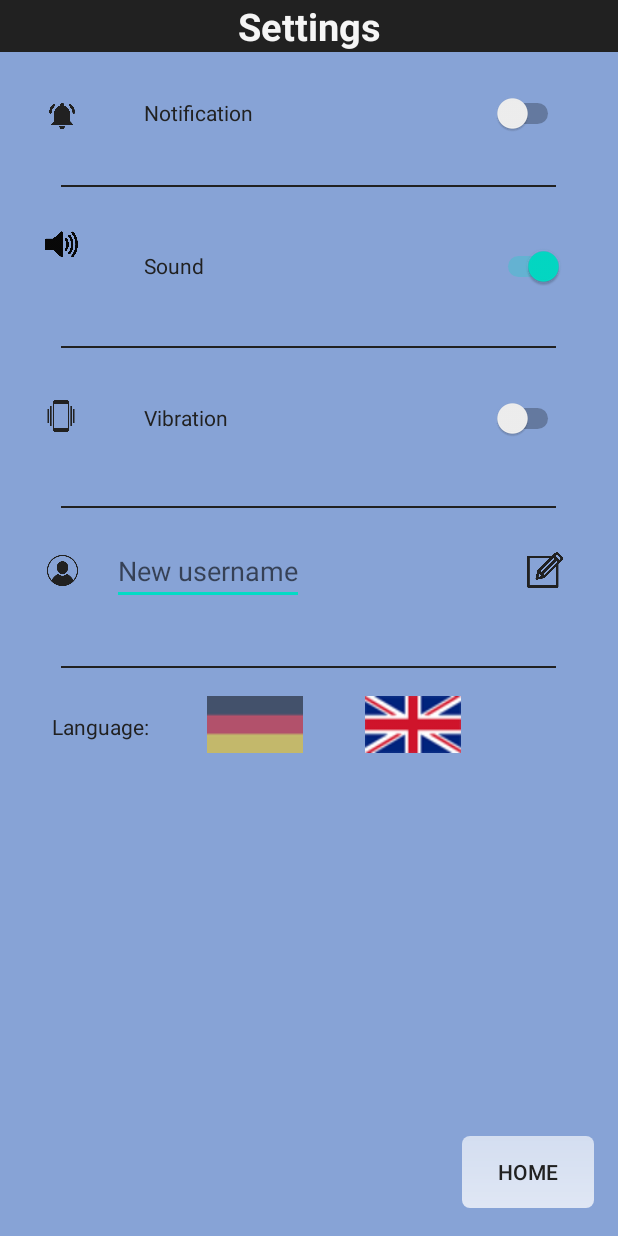
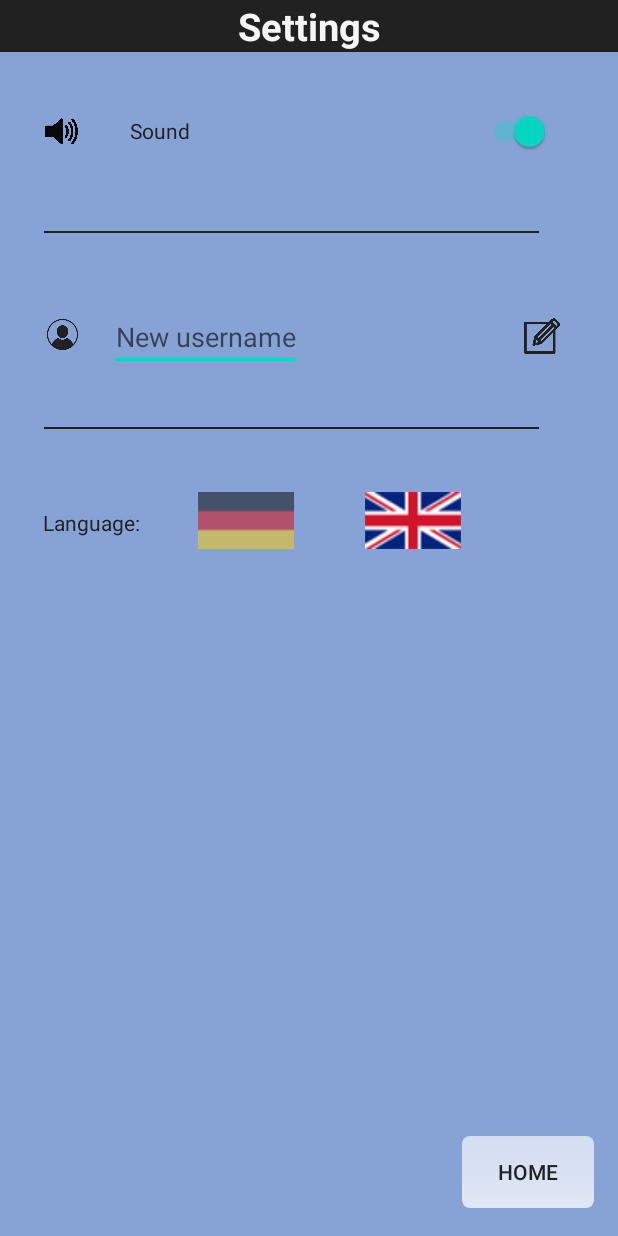
Before and after one commit to ifis-tu-bs/SherloQL, an Android app: the Settings screen opened directly, with no data from a screen before it, on a phone screen of 412 x 824 dp. Run offline under Robolectric (Android 15) with nearby library versions, the phone set to English and light mode, and no system bars; Roboto replaces fonts that are not available here.

Commit message:
Removed unused dependecies; added safety mechanics into map.java; removed unused settings elements in activity_settings.xml therefore removed gluecode in settings.java.

```diff
--- a/SherloQL/app/src/main/AndroidManifest.xml
+++ b/SherloQL/app/src/main/AndroidManifest.xml
@@ -2,13 +2,14 @@
 <manifest xmlns:android="http://schemas.android.com/apk/res/android"
     xmlns:tools="http://schemas.android.com/tools"
     package="de.sep.sherloql">
+
     <!--
          The ACCESS_COARSE/FINE_LOCATION permissions are not required to use
          Google Maps Android API v2, but you must specify either coarse or fine
          location permissions for the 'MyLocation' functionality.
     -->
     <uses-permission android:name="android.permission.ACCESS_FINE_LOCATION" />
-    <uses-permission android:name="android.permission.ACCESS_BACKGROUND_LOCATION" />
+    <uses-permission android:name="android.permission.ACCESS_COARSE_LOCATION" />
     <uses-permission android:name="android.permission.ACCESS_GPS" />
     <uses-permission android:name="android.permission.WRITE_EXTERNAL_STORAGE" />
     <uses-permission android:name="android.permission.READ_EXTERNAL_STORAGE" />
@@ -20,7 +21,7 @@
         android:roundIcon="@mipmap/ic_launcher_round"
         android:supportsRtl="true"
         android:theme="@style/AppTheme">
-        <activity android:name=".story.ImageFullscreen"></activity>
+        <activity android:name=".story.ImageFullscreen"/>
 
         <receiver
             android:name=".bin.GeofenceBroadcastReceiver"
--- a/SherloQL/app/src/main/java/de/sep/sherloql/bin/Pinboard.java
+++ b/SherloQL/app/src/main/java/de/sep/sherloql/bin/Pinboard.java
@@ -8,9 +8,6 @@ import android.widget.TextView;
 import androidx.appcompat.app.AppCompatActivity;
 import androidx.recyclerview.widget.LinearLayoutManager;
 import androidx.recyclerview.widget.RecyclerView;
-
-import com.google.android.gms.games.AchievementsClient;
-import com.google.android.gms.games.Games;
 
 import java.util.ArrayList;
 
--- a/SherloQL/app/src/main/java/de/sep/sherloql/bin/Settings.java
+++ b/SherloQL/app/src/main/java/de/sep/sherloql/bin/Settings.java
@@ -22,9 +22,8 @@ public class Settings extends AppCompatActivity {
     TextView languageTextView;
     ImageView germanFlag;
     ImageView ukFlag;
-    Switch benachrichtigung;
     Switch tonSwitch;
-    Switch vibration;
+
     private SaveStateHelper stateHelper;
     ImageView soundOn;
     ImageView soundOff;
@@ -42,7 +41,6 @@ public class Settings extends AppCompatActivity {
             ukFlag.setAlpha(0.5f);
             germanFlag.setAlpha(1f);
             languageTextView.setText("Sprache:");
-            benachrichtigung.setText("Benachrichtigung");
             tonSwitch.setText("Ton");
             if (stateHelper.getUsername("1").equals(" ")) {
                 newUsernameTextView.setHint("Neuer Benutzername");
@@ -54,9 +52,8 @@ public class Settings extends AppCompatActivity {
             germanFlag.setAlpha(0.5f);
             ukFlag.setAlpha(1f);
             languageTextView.setText("Language:");
-            benachrichtigung.setText("Notification");
             tonSwitch.setText("Sound");
-            vibration.setText("Vibration");
+
             if (stateHelper.getUsername("1").equals(" ")) {
                 newUsernameTextView.setHint("New username");
             }
@@ -87,9 +84,9 @@ public class Settings extends AppCompatActivity {
         languageTextView = (TextView) findViewById(R.id.languageTextview);
         germanFlag = (ImageView) findViewById(R.id.germanFlag);
         ukFlag = (ImageView) findViewById(R.id.ukFlag);
-        benachrichtigung = (Switch) findViewById(R.id.switch1);
+
         tonSwitch = (Switch) findViewById(R.id.switch2);
-        vibration = (Switch) findViewById(R.id.switch3);
+
         editUsername = (ImageButton) findViewById(R.id.username_button);
         newUsernameTextView = (EditText) findViewById(R.id.username_text);
 
@@ -99,9 +96,7 @@ public class Settings extends AppCompatActivity {
                 ukFlag.setAlpha(0.5f);
                 germanFlag.setAlpha(1f);
                 languageTextView.setText("Sprache:");
-                benachrichtigung.setText("Benachrichtigung");
                 tonSwitch.setText("Ton");
-                vibration.setText("Vibration");
                 if (stateHelper.getUsername("1").equals(" ")) {
                     newUsernameTextView.setHint("Neuer Benutzername");
                 }
@@ -119,9 +114,7 @@ public class Settings extends AppCompatActivity {
                 germanFlag.setAlpha(0.5f);
                 ukFlag.setAlpha(1f);
                 languageTextView.setText("Language:");
-                benachrichtigung.setText("Notification");
                 tonSwitch.setText("Sound");
-                vibration.setText("Vibration");
                 if (stateHelper.getUsername("1").equals(" ")) {
                     newUsernameTextView.setHint("New username");
                 }
--- a/SherloQL/app/src/main/res/layout/activity_settings.xml
+++ b/SherloQL/app/src/main/res/layout/activity_settings.xml
@@ -26,78 +26,40 @@
 
 
     <Switch
-            android:id="@+id/switch1"
+        android:id="@+id/switch2"
         android:layout_width="280dp"
         android:layout_height="41dp"
-            android:text="Benachrichtigung"
+        android:text="Ton"
         android:textColor="#212121"
         app:layout_constraintBottom_toBottomOf="parent"
-            app:layout_constraintHorizontal_bias="0.726"
+        app:layout_constraintHorizontal_bias="0.656"
         app:layout_constraintLeft_toLeftOf="parent"
         app:layout_constraintRight_toRightOf="parent"
         app:layout_constraintTop_toTopOf="parent"
-            app:layout_constraintVertical_bias="0.07" />
+        app:layout_constraintVertical_bias="0.085" />
 
     <View
         android:layout_width="330dp"
         android:layout_height="1dp"
         android:background="#212121"
         app:layout_constraintBottom_toBottomOf="parent"
-            app:layout_constraintHorizontal_bias="0.493"
+        app:layout_constraintHorizontal_bias="0.358"
         app:layout_constraintLeft_toLeftOf="parent"
         app:layout_constraintRight_toRightOf="parent"
         app:layout_constraintTop_toTopOf="parent"
-            app:layout_constraintVertical_bias="0.15" />
-
-        <Switch
-            android:id="@+id/switch2"
-            android:layout_width="280dp"
-            android:layout_height="41dp"
-            android:text="Ton"
-            android:textColor="#212121"
-            app:layout_constraintBottom_toBottomOf="parent"
-            app:layout_constraintHorizontal_bias="0.726"
-            app:layout_constraintLeft_toLeftOf="parent"
-            app:layout_constraintRight_toRightOf="parent"
-            app:layout_constraintTop_toTopOf="parent"
-            app:layout_constraintVertical_bias="0.2" />
+        app:layout_constraintVertical_bias="0.187" />
 
     <View
+        android:id="@+id/view"
         android:layout_width="330dp"
         android:layout_height="1dp"
         android:background="#212121"
         app:layout_constraintBottom_toBottomOf="parent"
-            app:layout_constraintHorizontal_bias="0.493"
+        app:layout_constraintHorizontal_bias="0.358"
         app:layout_constraintLeft_toLeftOf="parent"
         app:layout_constraintRight_toRightOf="parent"
         app:layout_constraintTop_toTopOf="parent"
-            app:layout_constraintVertical_bias="0.28" />
-
-        <Switch
-            android:id="@+id/switch3"
-            android:layout_width="280dp"
-            android:layout_height="40dp"
-            android:text="Vibration"
-            android:textColor="#212121"
-            app:layout_constraintBottom_toBottomOf="parent"
-            app:layout_constraintHorizontal_bias="0.726"
-            app:layout_constraintLeft_toLeftOf="parent"
-            app:layout_constraintRight_toRightOf="parent"
-            app:layout_constraintTop_toTopOf="parent"
-            app:layout_constraintVertical_bias="0.33" />
-
-        <View
-            android:layout_width="330dp"
-            android:layout_height="1dp"
-            android:background="#212121"
-            app:layout_constraintBottom_toBottomOf="parent"
-            app:layout_constraintHorizontal_bias="0.493"
-            app:layout_constraintLeft_toLeftOf="parent"
-            app:layout_constraintRight_toRightOf="parent"
-            app:layout_constraintTop_toTopOf="parent"
-            app:layout_constraintVertical_bias="0.41" />
-
-
+        app:layout_constraintVertical_bias="0.346" />
 
     <ImageView
         android:id="@+id/imageViewSoundOn"
@@ -108,35 +70,8 @@
         app:layout_constraintLeft_toLeftOf="parent"
         app:layout_constraintRight_toRightOf="parent"
         app:layout_constraintTop_toTopOf="parent"
-        app:layout_constraintVertical_bias="0.188"
+        app:layout_constraintVertical_bias="0.094"
         app:srcCompat="@drawable/sound" />
-
-    <ImageView
-        android:id="@+id/imageView2"
-        android:layout_width="24dp"
-        android:layout_height="24dp"
-        android:tint="#212121"
-        app:layout_constraintBottom_toBottomOf="parent"
-        app:layout_constraintHorizontal_bias="0.076"
-        app:layout_constraintLeft_toLeftOf="parent"
-        app:layout_constraintRight_toRightOf="parent"
-        app:layout_constraintTop_toTopOf="parent"
-        app:layout_constraintVertical_bias="0.082"
-        app:srcCompat="@drawable/notification" />
-
-    <ImageView
-        android:id="@+id/imageView3"
-        android:layout_width="24dp"
-        android:layout_height="24dp"
-        android:tint="#212121"
-        app:layout_constraintBottom_toBottomOf="parent"
-        app:layout_constraintHorizontal_bias="0.074"
-        app:layout_constraintLeft_toLeftOf="parent"
-        app:layout_constraintRight_toRightOf="parent"
-        app:layout_constraintTop_toTopOf="parent"
-        app:layout_constraintVertical_bias="0.332"
-        app:srcCompat="@drawable/vibration" />
-
 
     <Button
         android:id="@+id/home"
@@ -160,24 +95,24 @@
         android:text="Sprache: "
         android:textColor="#212121"
         app:layout_constraintBottom_toBottomOf="parent"
-        app:layout_constraintHorizontal_bias="0.1"
+        app:layout_constraintHorizontal_bias="0.082"
         app:layout_constraintLeft_toLeftOf="parent"
         app:layout_constraintRight_toRightOf="parent"
         app:layout_constraintTop_toTopOf="parent"
-        app:layout_constraintVertical_bias="0.59" />
+        app:layout_constraintVertical_bias="0.421" />
 
     <ImageView
         android:id="@+id/ukFlag"
+        android:layout_width="wrap_content"
+        android:layout_height="38dp"
+        android:alpha="0.5"
+        android:scaleType="fitXY"
         app:layout_constraintBottom_toBottomOf="parent"
         app:layout_constraintHorizontal_bias="0.7"
         app:layout_constraintLeft_toLeftOf="parent"
         app:layout_constraintRight_toRightOf="parent"
         app:layout_constraintTop_toTopOf="parent"
-        app:layout_constraintVertical_bias="0.59"
-        android:layout_width="wrap_content"
-        android:layout_height="38dp"
-        android:scaleType="fitXY"
-        android:alpha="0.5"
+        app:layout_constraintVertical_bias="0.417"
         app:srcCompat="@drawable/ukflag64" />
 
     <ImageView
@@ -185,28 +120,26 @@
         android:layout_width="wrap_content"
         android:layout_height="wrap_content"
         app:layout_constraintBottom_toBottomOf="parent"
-        app:layout_constraintHorizontal_bias="0.397"
+        app:layout_constraintHorizontal_bias="0.38"
         app:layout_constraintLeft_toLeftOf="parent"
         app:layout_constraintRight_toRightOf="parent"
         app:layout_constraintTop_toTopOf="parent"
-        app:layout_constraintVertical_bias="0.59"
+        app:layout_constraintVertical_bias="0.417"
         app:srcCompat="@drawable/germanyflag64" />
+
 
     <ImageView
         android:id="@+id/imageViewNoSound"
         android:layout_width="24dp"
         android:layout_height="24dp"
+        android:layout_marginBottom="640dp"
         android:tint="#212121"
+        android:visibility="invisible"
         app:layout_constraintBottom_toBottomOf="parent"
         app:layout_constraintHorizontal_bias="0.074"
         app:layout_constraintLeft_toLeftOf="parent"
         app:layout_constraintRight_toRightOf="parent"
-        app:layout_constraintTop_toTopOf="parent"
-        app:layout_constraintVertical_bias="0.208"
-        app:srcCompat="@drawable/nosound"
-        android:visibility="invisible"/>
-
-
+        app:srcCompat="@drawable/nosound" />
 
     <ImageView
         android:id="@+id/imageViewUsername"
@@ -214,11 +147,11 @@
         android:layout_height="26dp"
         android:tint="#212121"
         app:layout_constraintBottom_toBottomOf="parent"
-        app:layout_constraintHorizontal_bias="0.074"
+        app:layout_constraintHorizontal_bias="0.075"
         app:layout_constraintLeft_toLeftOf="parent"
         app:layout_constraintRight_toRightOf="parent"
         app:layout_constraintTop_toTopOf="parent"
-        app:layout_constraintVertical_bias="0.46"
+        app:layout_constraintVertical_bias="0.263"
         app:srcCompat="@drawable/user" />
 
     <ImageButton
@@ -231,10 +164,10 @@
         android:tint="#212121"
         app:layout_constraintBottom_toBottomOf="parent"
         app:layout_constraintEnd_toEndOf="parent"
-        app:layout_constraintHorizontal_bias="0.906"
+        app:layout_constraintHorizontal_bias="0.901"
         app:layout_constraintStart_toStartOf="parent"
         app:layout_constraintTop_toTopOf="parent"
-        app:layout_constraintVertical_bias="0.46"
+        app:layout_constraintVertical_bias="0.265"
         app:srcCompat="@drawable/edit" />
 
     <EditText
@@ -243,23 +176,11 @@
         android:layout_height="wrap_content"
         android:textColor="#212121"
         app:layout_constraintBottom_toBottomOf="parent"
-        app:layout_constraintEnd_toEndOf="parent"
-        app:layout_constraintHorizontal_bias="0.264"
-        app:layout_constraintStart_toStartOf="parent"
+        app:layout_constraintEnd_toStartOf="@+id/username_button"
+        app:layout_constraintHorizontal_bias="0.113"
+        app:layout_constraintStart_toEndOf="@+id/imageViewUsername"
         app:layout_constraintTop_toTopOf="parent"
-        app:layout_constraintVertical_bias="0.46" />
-
-    <View
-        android:id="@+id/view"
-        android:layout_width="330dp"
-        android:layout_height="1dp"
-        android:background="#212121"
-        app:layout_constraintBottom_toBottomOf="parent"
-        app:layout_constraintHorizontal_bias="0.493"
-        app:layout_constraintLeft_toLeftOf="parent"
-        app:layout_constraintRight_toRightOf="parent"
-        app:layout_constraintTop_toTopOf="parent"
-        app:layout_constraintVertical_bias="0.54" />
+        app:layout_constraintVertical_bias="0.259" />
 
 
 </androidx.constraintlayout.widget.ConstraintLayout>
```
Also changed, not shown: SherloQL/app/build.gradle (+7 -9 lines), SherloQL/app/src/main/java/de/sep/sherloql/bin/Map.java (+90 -98 lines). Lines whose indentation alone changed are shown as unchanged.
